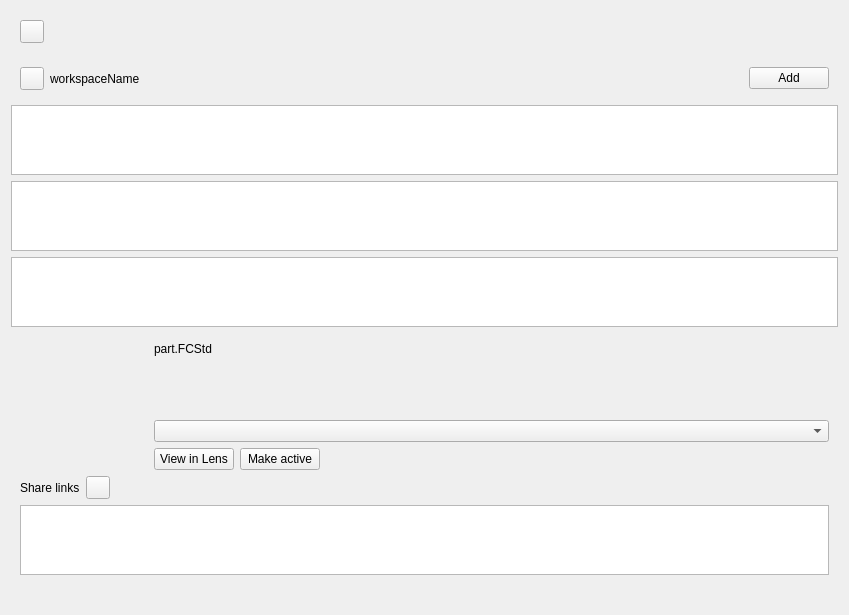
Above: WorkspaceView.ui from Ondsel-Development/Ondsel-Lens-Addon before the change. Below: the same form after it.
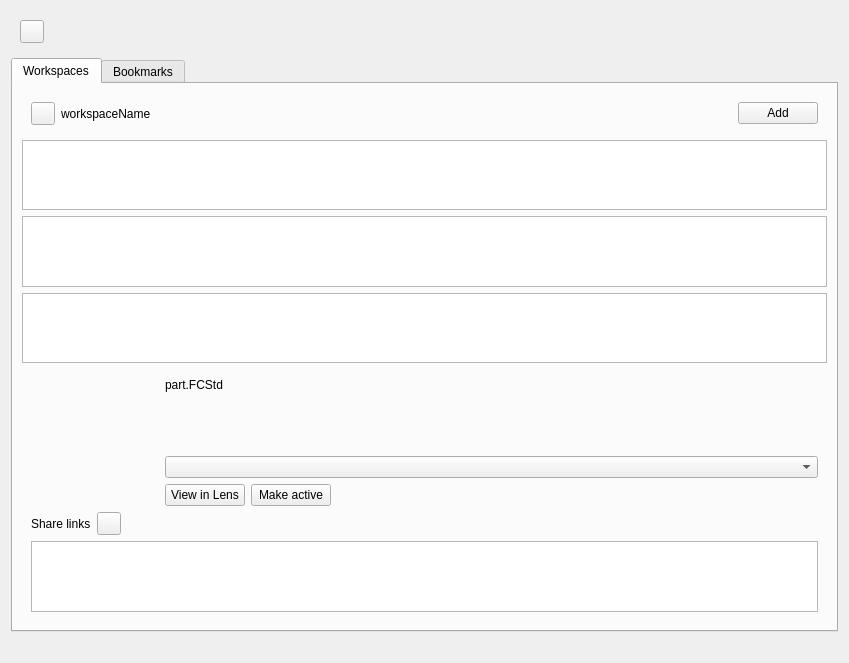
That is the form after the change. Icons and pictures are not drawn. Custom widgets are drawn as their Qt base class.

Commit message: Add support for bookmarks

Diff of the .ui file:
```diff
--- a/WorkspaceView.ui
+++ b/WorkspaceView.ui
@@ -7,7 +7,7 @@
     <x>0</x>
     <y>0</y>
     <width>849</width>
-    <height>595</height>
+    <height>643</height>
    </rect>
   </property>
   <property name="sizePolicy">
@@ -56,6 +56,16 @@
     </widget>
    </item>
    <item>
+    <widget class="QTabWidget" name="tabWidget">
+     <property name="currentIndex">
+      <number>0</number>
+     </property>
+     <widget class="QWidget" name="tabWorkspaces">
+      <attribute name="title">
+       <string>Workspaces</string>
+      </attribute>
+      <layout class="QVBoxLayout" name="verticalLayout_2">
+       <item>
     <widget class="QFrame" name="WorkspaceDetails">
      <layout class="QHBoxLayout" name="workspaceDetails">
       <item>
@@ -302,6 +312,9 @@
            </item>
           </layout>
          </item>
+            </layout>
+           </widget>
+          </item>
          <item>
           <widget class="QListView" name="linksView">
            <property name="sizePolicy">
@@ -323,6 +336,13 @@
        </widget>
       </item>
      </layout>
+     </widget>
+     <widget class="QWidget" name="tabBookmarks">
+      <attribute name="title">
+       <string>Bookmarks</string>
+      </attribute>
+      <layout class="QVBoxLayout" name="verticalLayout_3"/>
+     </widget>
     </widget>
    </item>
    <item>
```
Lines whose indentation alone changed are shown as unchanged. The commit also changes 4 other files.
